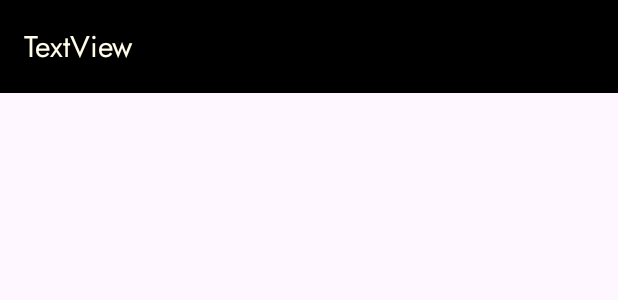
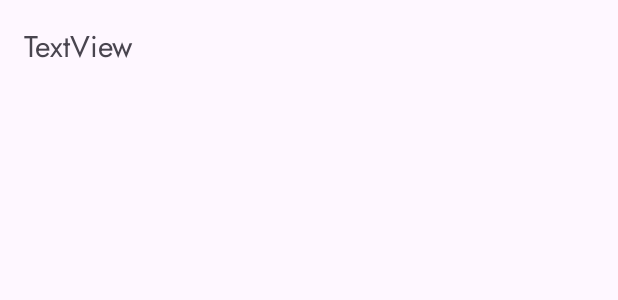
Before and after one commit to VanceVagell/kv4p-ht, an Android app: the layout dropdown_item.xml on its own in the app's theme, with its tools: preview values and no code run, on a phone screen of 412 x 824 dp. Shown: the top 300 px of the screen. Run offline under Robolectric (Android 15) with nearby library versions, the phone set to English and light mode, and no system bars.

Commit message:
Fix a number of colors that weren't rendering properly depending on light/dark theme on the Android phone. The fix is to let the system color those components as it wishes. Unfortunately this means sometimes colors that aren't aligned with our app will be used for them (e.g. menu labels). It would be better to do a full theming of the app with consistent colors in the future.

```diff
--- a/android-src/KV4PHT/app/src/main/res/layout/dropdown_item.xml
+++ b/android-src/KV4PHT/app/src/main/res/layout/dropdown_item.xml
@@ -6,6 +6,4 @@
     android:layout_height="wrap_content"
     android:padding="16dp"
     android:text="TextView"
-    android:background="@color/black"
-    android:textColor="@color/primary"
     android:textSize="20dp" />
--- a/android-src/KV4PHT/app/src/main/res/values/themes.xml
+++ b/android-src/KV4PHT/app/src/main/res/values/themes.xml
@@ -12,6 +12,7 @@
         <item name="colorOnPrimary">@color/primary</item>
         <item name="colorSecondary">@color/primary</item>
 
+        <item name="android:popupMenuStyle">@style/Custom.PopupMenu</item>
     </style>
 
     <style name="Theme.BottomNavigationView.ActiveIndicator" parent="Widget.Material3.BottomNavigationView.ActiveIndicator">
@@ -20,7 +21,7 @@
 
     <style name="Custom.PopupMenu" parent="Widget.AppCompat.PopupMenu">
         <item name="android:textSize">20dp</item>
-        <item name="android:textColor">@color/primary</item>
+        <!-- <item name="android:textColor">@color/primary</item> -->
     </style>
 
     <style name="Theme.KV4PHT" parent="Base.Theme.KV4PHT" />
```
